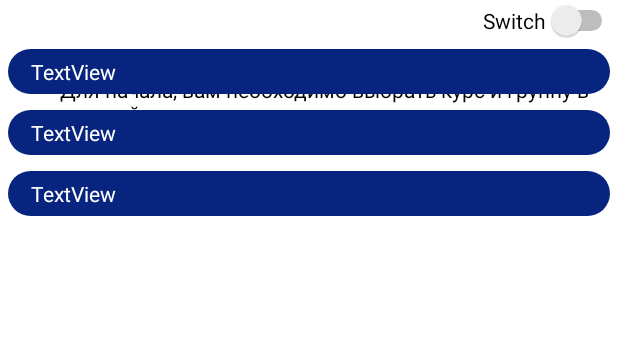
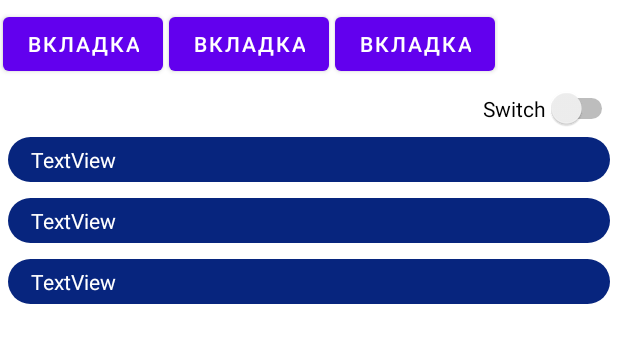
Before and after one commit to ipon1105/DayliFill, an Android app: the layout fragment_schedule.xml on its own in the app's theme, with its tools: preview values and no code run, on a phone screen of 412 x 824 dp. Shown: the top 343 px of the screen. Run offline under Robolectric (Android 15) with nearby library versions, the phone set to English and light mode, and no system bars.

Commit message:
Fix bugs

```diff
--- a/MyUniversity/app/src/main/java/com/example/myuniversity/WorkPlace/Support/Excel/ExcelManager.java
+++ b/MyUniversity/app/src/main/java/com/example/myuniversity/WorkPlace/Support/Excel/ExcelManager.java
@@ -186,6 +186,10 @@ public class ExcelManager implements Serializable {
     public ArrayList<Day> getDays(int sheetIndex){
         if (sheetIndex == -1)
             sheetIndex = 0;
+
+        if (sheetList == null || sheetList.size() == 0)
+            return null;
+
         SheetBlock sheet = sheetList.get(sheetIndex);
         ArrayList<Day> days = sheet.getWeek(WorkPlace.info.getGroup());
         return days;
--- /dev/null
+++ b/MyUniversity/app/src/main/java/com/example/myuniversity/WorkPlace/Support/Load/FileLoadingList.java
@@ -0,0 +1,6 @@
+package com.example.myuniversity.WorkPlace.Support.Load;
+
+public interface FileLoadingList {
+    void Success();
+    void Faild(Exception exception);
+}
--- /dev/null
+++ b/MyUniversity/app/src/main/res/layout/content_sheet_element.xml
@@ -0,0 +1,23 @@
+<?xml version="1.0" encoding="utf-8"?>
+<androidx.constraintlayout.widget.ConstraintLayout xmlns:android="http://schemas.android.com/apk/res/android"
+    xmlns:app="http://schemas.android.com/apk/res-auto"
+    xmlns:tools="http://schemas.android.com/tools"
+    android:layout_width="wrap_content"
+    android:layout_height="wrap_content">
+
+    <Button
+        android:id="@+id/btn"
+        android:layout_width="wrap_content"
+        android:layout_height="wrap_content"
+        android:text="Вкладка"
+        android:layout_marginLeft="2dp"
+        android:layout_marginTop="5dp"
+        android:layout_marginRight="2dp"
+        android:layout_marginBottom="5dp"
+        app:layout_constraintBottom_toBottomOf="parent"
+        app:layout_constraintEnd_toEndOf="parent"
+        app:layout_constraintStart_toStartOf="parent"
+        app:layout_constraintTop_toTopOf="parent"
+        tools:ignore="MissingConstraints" />
+
+</androidx.constraintlayout.widget.ConstraintLayout>
--- a/MyUniversity/app/src/main/res/layout/fragment_schedule.xml
+++ b/MyUniversity/app/src/main/res/layout/fragment_schedule.xml
@@ -19,7 +19,8 @@
         android:textColor="@color/black"
         app:layout_constraintEnd_toEndOf="parent"
         app:layout_constraintStart_toStartOf="parent"
-        app:layout_constraintTop_toTopOf="parent" />
+        app:layout_constraintTop_toTopOf="parent"
+        tools:visibility="invisible" />
 
     <Switch
         android:id="@+id/groupId"
@@ -27,7 +28,7 @@
         android:layout_height="wrap_content"
         android:text="Switch"
         app:layout_constraintEnd_toEndOf="parent"
-        app:layout_constraintTop_toTopOf="parent" />
+        app:layout_constraintTop_toBottomOf="@+id/HorizontalSheetRecycler" />
 
     <androidx.recyclerview.widget.RecyclerView
         android:id="@+id/fragmentList"
@@ -39,4 +40,15 @@
         app:layout_constraintTop_toBottomOf="@+id/groupId"
         tools:listitem="@layout/element_day" />
 
+    <androidx.recyclerview.widget.RecyclerView
+        app:layoutManager="androidx.recyclerview.widget.LinearLayoutManager"
+        android:orientation="horizontal"
+        android:id="@+id/HorizontalSheetRecycler"
+        android:layout_width="0dp"
+        android:layout_height="wrap_content"
+        app:layout_constraintEnd_toEndOf="parent"
+        app:layout_constraintStart_toStartOf="parent"
+        app:layout_constraintTop_toTopOf="parent"
+        tools:listitem="@layout/content_sheet_element" />
+
 </androidx.constraintlayout.widget.ConstraintLayout>
--- a/MyUniversity/app/src/main/res/values/strings.xml
+++ b/MyUniversity/app/src/main/res/values/strings.xml
@@ -69,7 +69,7 @@
     <string name="groupTitle">Группа</string>
 
     <!-- Разное -->
-    <string name="welcome_txt">Здравствуйте, мы рады вас приветствовать в нашем приложении. Оно поможет вам избавиться от проблемы постоянно меняющегося расписания. На данный момент мы поддерживаем только институт ИТиУТС. Надеюсь оно вам понравиться, если же вы захотите поддержать нас или оставить отзыв, то наши контакты будут находиться в отделе Настройки.</string>
+    <string name="welcome_txt">Здравствуйте, мы рады вас приветствовать в нашем приложении. Оно поможет вам избавиться от проблемы постоянно меняющегося расписания. На данный момент мы поддерживаем только институт ИТиУТС. Надеюсь оно вам понравиться, если же вы захотите поддержать нас или оставить отзыв, то наши контакты будут находиться в отделе Настройки. Важно заметить, что при первом запуске вам необходимо подключение к интернету, а так же вы должы дать разрешения.</string>
     <string name="group_1">1 подгруппа</string>
     <string name="group_2">2 подгруппа</string>
     <string name="content">Курс</string>
```
Also changed, not shown: MyUniversity/app/src/main/java/com/example/myuniversity/WorkPlace/Support/Info.java (+16 -13 lines), MyUniversity/app/src/main/java/com/example/myuniversity/WorkPlace/Support/Load/FileLoadingTask.java (+12 -29 lines), MyUniversity/app/src/main/java/com/example/myuniversity/WorkPlace/Support/RecView/SheetElementAdapter.java (added, +55 -0 lines), MyUniversity/app/src/main/java/com/example/myuniversity/WorkPlace/TabContent/Schedule.java (+16 -8 lines), MyUniversity/app/src/main/java/com/example/myuniversity/WorkPlace/TabContent/Setting.java (+55 -84 lines), MyUniversity/app/src/main/java/com/example/myuniversity/WorkPlace/WorkPlace.java (+67 -31 lines).
